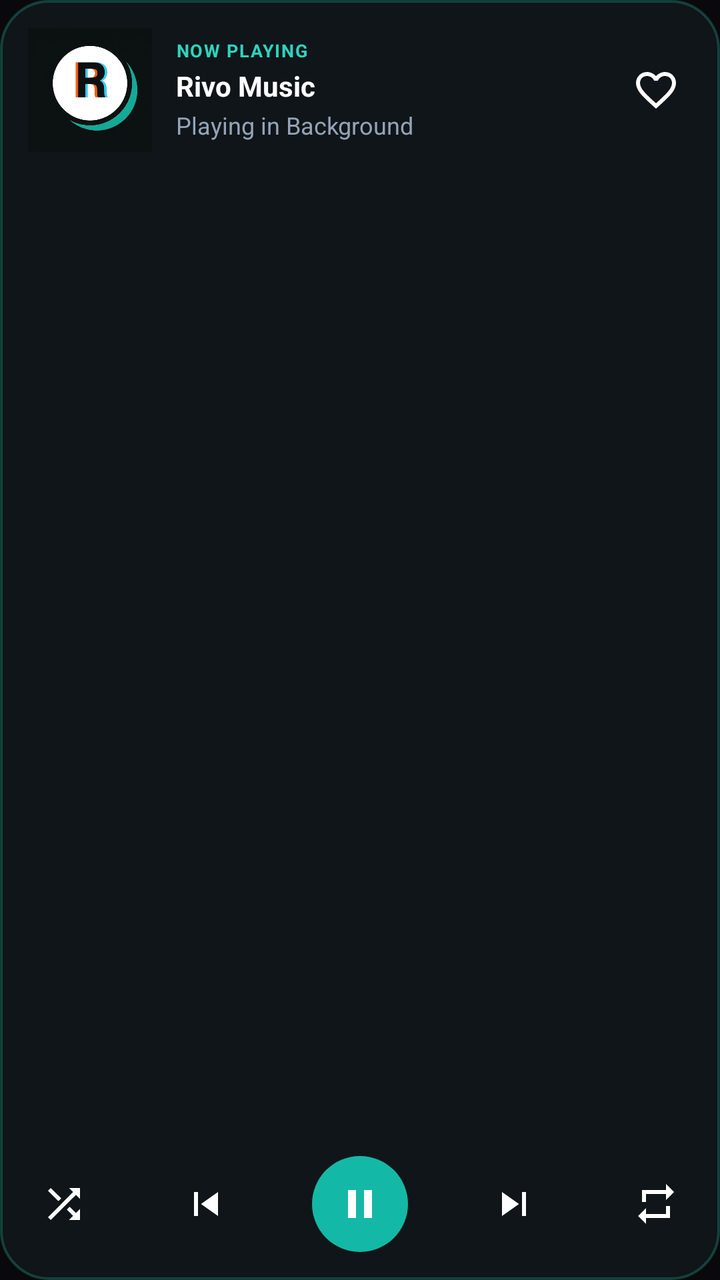
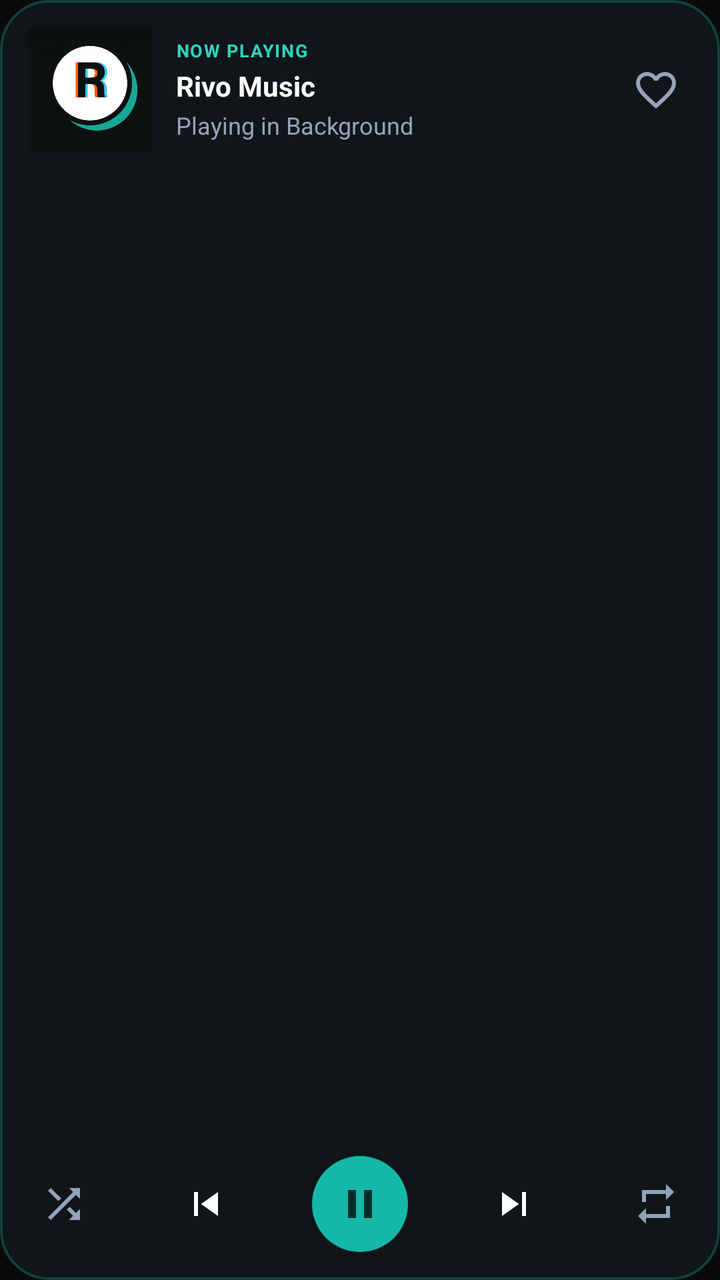

Screens rendered from an Android XML layout before and after an edit, with the pre-edit source and the edit as a unified diff.
<!-- AndroidManifest.xml: application theme AppTheme -->
<!-- res/layout/widget_4x2.xml -->
<?xml version="1.0" encoding="utf-8"?>
<LinearLayout xmlns:android="http://schemas.android.com/apk/res/android"
    android:layout_width="match_parent"
    android:layout_height="match_parent"
    android:orientation="vertical"
    android:background="@drawable/widget_bg_4x2"
    android:padding="14dp">

    
    <LinearLayout
        android:layout_width="match_parent"
        android:layout_height="wrap_content"
        android:orientation="horizontal"
        android:gravity="center_vertical">

        <ImageView
            android:id="@+id/widget_42_art"
            android:layout_width="62dp"
            android:layout_height="62dp"
            android:scaleType="centerCrop"
            android:background="#162329"
            android:src="@drawable/logo"
            android:contentDescription="Album Art" />

        <LinearLayout
            android:layout_width="0dp"
            android:layout_height="wrap_content"
            android:layout_weight="1"
            android:orientation="vertical"
            android:paddingStart="12dp"
            android:paddingEnd="8dp">

            <TextView
                android:layout_width="wrap_content"
                android:layout_height="wrap_content"
                android:text="NOW PLAYING"
                android:textSize="9sp"
                android:textStyle="bold"
                android:textColor="#2dd4bf"
                android:letterSpacing="0.06" />

            <TextView
                android:id="@+id/widget_42_title"
                android:layout_width="match_parent"
                android:layout_height="wrap_content"
                android:text="Rivo Music"
                android:textSize="14sp"
                android:textStyle="bold"
                android:textColor="#FFFFFF"
                android:singleLine="true"
                android:ellipsize="end"
                android:layout_marginTop="2dp" />

            <TextView
                android:id="@+id/widget_42_artist"
                android:layout_width="match_parent"
                android:layout_height="wrap_content"
                android:text="Playing in Background"
                android:textSize="12sp"
                android:textColor="#94a3b8"
                android:singleLine="true"
                android:ellipsize="end"
                android:layout_marginTop="2dp" />
        </LinearLayout>

        <ImageButton
            android:id="@+id/widget_42_btn_like"
            android:layout_width="36dp"
            android:layout_height="36dp"
            android:src="@drawable/ic_notification_like"
            android:background="?android:attr/selectableItemBackgroundBorderless"
            android:contentDescription="Favorite" />
    </LinearLayout>

    <Space
        android:layout_width="match_parent"
        android:layout_height="0dp"
        android:layout_weight="1" />

    
    <LinearLayout
        android:layout_width="match_parent"
        android:layout_height="wrap_content"
        android:orientation="horizontal"
        android:gravity="center_vertical"
        android:layout_marginTop="8dp">

        <ImageButton
            android:id="@+id/widget_42_btn_shuffle"
            android:layout_width="36dp"
            android:layout_height="36dp"
            android:src="@drawable/ic_notification_shuffle"
            android:background="?android:attr/selectableItemBackgroundBorderless"
            android:contentDescription="Shuffle" />

        <Space
            android:layout_width="0dp"
            android:layout_height="1dp"
            android:layout_weight="1" />

        <ImageButton
            android:id="@+id/widget_42_btn_prev"
            android:layout_width="40dp"
            android:layout_height="40dp"
            android:src="@drawable/ic_notification_prev"
            android:background="?android:attr/selectableItemBackgroundBorderless"
            android:contentDescription="Previous" />

        <Space
            android:layout_width="0dp"
            android:layout_height="1dp"
            android:layout_weight="1" />

        <ImageButton
            android:id="@+id/widget_42_btn_play_pause"
            android:layout_width="48dp"
            android:layout_height="48dp"
            android:src="@drawable/ic_notification_pause"
            android:background="@drawable/lock_play_circle"
            android:contentDescription="Play/Pause" />

        <Space
            android:layout_width="0dp"
            android:layout_height="1dp"
            android:layout_weight="1" />

        <ImageButton
            android:id="@+id/widget_42_btn_next"
            android:layout_width="40dp"
            android:layout_height="40dp"
            android:src="@drawable/ic_notification_next"
            android:background="?android:attr/selectableItemBackgroundBorderless"
            android:contentDescription="Next" />

        <Space
            android:layout_width="0dp"
            android:layout_height="1dp"
            android:layout_weight="1" />

        <ImageButton
            android:id="@+id/widget_42_btn_repeat"
            android:layout_width="36dp"
            android:layout_height="36dp"
            android:src="@drawable/ic_notification_repeat"
            android:background="?android:attr/selectableItemBackgroundBorderless"
            android:contentDescription="Repeat" />
    </LinearLayout>

</LinearLayout>
<!-- resources referenced by this layout -->
<resources>
  <!-- drawable ic_notification_like (drawable) -->
  <vector xmlns:android="http://schemas.android.com/apk/res/android"
      android:width="24dp"
      android:height="24dp"
      android:viewportWidth="24"
      android:viewportHeight="24">
    <path
        android:fillColor="#FFFFFFFF"
        android:pathData="M12,21.35l-1.45,-1.32C5.4,15.36 2,12.28 2,8.5 2,5.42 4.42,3 7.5,3c1.74,0 3.41,0.81 4.5,2.09C13.09,3.81 14.76,3 16.5,3 19.58,3 22,5.42 22,8.5c0,3.78 -3.4,6.86 -8.55,11.54L12,21.35zM12.1,18.55C16.85,14.24 20,11.39 20,8.5 20,6.5 18.5,5 16.5,5c-1.54,0 -3.04,0.99 -3.57,2.36h-1.87C10.54,5.99 9.04,5 7.5,5 5.5,5 4,6.5 4,8.5c0,2.89 3.15,5.74 7.9,10.05l0.2,0.18 0.2,-0.18z"/>
  </vector>
  <!-- drawable ic_notification_next (drawable) -->
  <vector xmlns:android="http://schemas.android.com/apk/res/android"
      android:width="24dp"
      android:height="24dp"
      android:viewportWidth="24"
      android:viewportHeight="24">
    <path
        android:fillColor="#FFFFFFFF"
        android:pathData="M6,18l8.5,-6L6,6v12zm10,-12v12h2V6h-2z"/>
  </vector>
  <!-- drawable ic_notification_pause (drawable) -->
  <vector xmlns:android="http://schemas.android.com/apk/res/android"
      android:width="24dp"
      android:height="24dp"
      android:viewportWidth="24"
      android:viewportHeight="24">
    <path
        android:fillColor="#FFFFFFFF"
        android:pathData="M6,5h4v14H6V5zm8,0h4v14h-4V5z"/>
  </vector>
  <!-- drawable ic_notification_prev (drawable) -->
  <vector xmlns:android="http://schemas.android.com/apk/res/android"
      android:width="24dp"
      android:height="24dp"
      android:viewportWidth="24"
      android:viewportHeight="24">
    <path
        android:fillColor="#FFFFFFFF"
        android:pathData="M6,6h2v12H6V6zm3.5,6l8.5,6V6l-8.5,6z"/>
  </vector>
  <!-- drawable ic_notification_repeat (drawable) -->
  <vector xmlns:android="http://schemas.android.com/apk/res/android"
      android:width="24dp"
      android:height="24dp"
      android:viewportWidth="24"
      android:viewportHeight="24">
    <path
        android:fillColor="#FFFFFFFF"
        android:pathData="M7,7h10v3l4,-4 -4,-4v3H5v6h2V7zm10,10H7v-3l-4,4 4,4v-3h12v-6h-2v4z"/>
  </vector>
  <!-- drawable ic_notification_shuffle (drawable) -->
  <vector xmlns:android="http://schemas.android.com/apk/res/android"
      android:width="24dp"
      android:height="24dp"
      android:viewportWidth="24"
      android:viewportHeight="24">
    <path
        android:fillColor="#FFFFFFFF"
        android:pathData="M10.59,9.17L5.41,4 4,5.41l5.17,5.17 1.42,-1.41zM14.5,4l2.04,2.04L4,18.59 5.41,20 17.96,7.46 20,9.5V4h-5.5zm0.33,9.41l-1.41,1.41 3.13,3.13L14.5,20H20v-5.5l-2.04,2.04 -3.13,-3.13z"/>
  </vector>
  <!-- drawable lock_play_circle (drawable) -->
  <?xml version="1.0" encoding="utf-8"?>
  <shape xmlns:android="http://schemas.android.com/apk/res/android"
      android:shape="oval">
      <solid android:color="#14b8a6" />
  </shape>
  <!-- drawable widget_bg_4x2 (drawable) -->
  <?xml version="1.0" encoding="utf-8"?>
  <shape xmlns:android="http://schemas.android.com/apk/res/android"
      android:shape="rectangle">
      <corners android:radius="24dp" />
      <solid android:color="#F00f1619" />
      <stroke android:width="1.2dp" android:color="#402dd4bf" />
  </shape>
  <style name="AppTheme" parent="Theme.AppCompat.DayNight.NoActionBar">
      <item name="android:textColor">@android:color/white</item>
      <item name="android:editTextStyle">@style/ResetEditText</item>
      <item name="android:editTextBackground">@drawable/rn_edit_text_material</item>
      <item name="colorPrimary">@color/colorPrimary</item>
      <item name="android:statusBarColor">#09090b</item>
      <item name="android:windowBackground">#09090b</item>
    </style>
  <style name="ResetEditText" parent="@android:style/Widget.EditText">
      <item name="android:padding">0dp</item>
      <item name="android:textColorHint">#c8c8c8</item>
      <item name="android:textColor">@android:color/white</item>
    </style>
  <color name="colorPrimary">#17a398</color>
  <!-- unchanged entries left out for length: 2 -->
</resources>

<!-- the commit's change to res/layout/widget_4x2.xml (unified diff, before → after) -->
@@ -67,12 +67,12 @@
             android:id="@+id/widget_42_btn_like"
             android:layout_width="36dp"
             android:layout_height="36dp"
-            android:src="@drawable/ic_notification_like"
+            android:src="@drawable/ic_widget_like_off"
             android:background="?android:attr/selectableItemBackgroundBorderless"
             android:contentDescription="Favorite" />
     </LinearLayout>
 
-    <Space
+    <FrameLayout
         android:layout_width="match_parent"
         android:layout_height="0dp"
         android:layout_weight="1" />
@@ -89,11 +89,11 @@
             android:id="@+id/widget_42_btn_shuffle"
             android:layout_width="36dp"
             android:layout_height="36dp"
-            android:src="@drawable/ic_notification_shuffle"
+            android:src="@drawable/ic_widget_shuffle_off"
             android:background="?android:attr/selectableItemBackgroundBorderless"
             android:contentDescription="Shuffle" />
 
-        <Space
+        <FrameLayout
             android:layout_width="0dp"
             android:layout_height="1dp"
             android:layout_weight="1" />
@@ -106,7 +106,7 @@
             android:background="?android:attr/selectableItemBackgroundBorderless"
             android:contentDescription="Previous" />
 
-        <Space
+        <FrameLayout
             android:layout_width="0dp"
             android:layout_height="1dp"
             android:layout_weight="1" />
@@ -115,11 +115,11 @@
             android:id="@+id/widget_42_btn_play_pause"
             android:layout_width="48dp"
             android:layout_height="48dp"
-            android:src="@drawable/ic_notification_pause"
+            android:src="@drawable/ic_widget_pause_dark"
             android:background="@drawable/lock_play_circle"
             android:contentDescription="Play/Pause" />
 
-        <Space
+        <FrameLayout
             android:layout_width="0dp"
             android:layout_height="1dp"
             android:layout_weight="1" />
@@ -132,7 +132,7 @@
             android:background="?android:attr/selectableItemBackgroundBorderless"
             android:contentDescription="Next" />
 
-        <Space
+        <FrameLayout
             android:layout_width="0dp"
             android:layout_height="1dp"
             android:layout_weight="1" />
@@ -141,7 +141,7 @@
             android:id="@+id/widget_42_btn_repeat"
             android:layout_width="36dp"
             android:layout_height="36dp"
-            android:src="@drawable/ic_notification_repeat"
+            android:src="@drawable/ic_widget_repeat_off"
             android:background="?android:attr/selectableItemBackgroundBorderless"
             android:contentDescription="Repeat" />
     </LinearLayout>
<!-- resource entries referenced after the edit -->
@@ -1,15 +1,5 @@
 <!-- resources referenced by this layout -->
 <resources>
-  <!-- drawable ic_notification_like (drawable) -->
-  <vector xmlns:android="http://schemas.android.com/apk/res/android"
-      android:width="24dp"
-      android:height="24dp"
-      android:viewportWidth="24"
-      android:viewportHeight="24">
-    <path
-        android:fillColor="#FFFFFFFF"
-        android:pathData="M12,21.35l-1.45,-1.32C5.4,15.36 2,12.28 2,8.5 2,5.42 4.42,3 7.5,3c1.74,0 3.41,0.81 4.5,2.09C13.09,3.81 14.76,3 16.5,3 19.58,3 22,5.42 22,8.5c0,3.78 -3.4,6.86 -8.55,11.54L12,21.35zM12.1,18.55C16.85,14.24 20,11.39 20,8.5 20,6.5 18.5,5 16.5,5c-1.54,0 -3.04,0.99 -3.57,2.36h-1.87C10.54,5.99 9.04,5 7.5,5 5.5,5 4,6.5 4,8.5c0,2.89 3.15,5.74 7.9,10.05l0.2,0.18 0.2,-0.18z"/>
-  </vector>
   <!-- drawable ic_notification_next (drawable) -->
   <vector xmlns:android="http://schemas.android.com/apk/res/android"
       android:width="24dp"
@@ -19,16 +9,6 @@
     <path
         android:fillColor="#FFFFFFFF"
         android:pathData="M6,18l8.5,-6L6,6v12zm10,-12v12h2V6h-2z"/>
-  </vector>
-  <!-- drawable ic_notification_pause (drawable) -->
-  <vector xmlns:android="http://schemas.android.com/apk/res/android"
-      android:width="24dp"
-      android:height="24dp"
-      android:viewportWidth="24"
-      android:viewportHeight="24">
-    <path
-        android:fillColor="#FFFFFFFF"
-        android:pathData="M6,5h4v14H6V5zm8,0h4v14h-4V5z"/>
   </vector>
   <!-- drawable ic_notification_prev (drawable) -->
   <vector xmlns:android="http://schemas.android.com/apk/res/android"
@@ -40,24 +20,44 @@
         android:fillColor="#FFFFFFFF"
         android:pathData="M6,6h2v12H6V6zm3.5,6l8.5,6V6l-8.5,6z"/>
   </vector>
-  <!-- drawable ic_notification_repeat (drawable) -->
+  <!-- drawable ic_widget_like_off (drawable) -->
   <vector xmlns:android="http://schemas.android.com/apk/res/android"
       android:width="24dp"
       android:height="24dp"
       android:viewportWidth="24"
       android:viewportHeight="24">
     <path
-        android:fillColor="#FFFFFFFF"
-        android:pathData="M7,7h10v3l4,-4 -4,-4v3H5v6h2V7zm10,10H7v-3l-4,4 4,4v-3h12v-6h-2v4z"/>
+        android:fillColor="#FF94A3B8"
+        android:pathData="M12,21.35l-1.45,-1.32C5.4,15.36 2,12.28 2,8.5 2,5.42 4.42,3 7.5,3c1.74,0 3.41,0.81 4.5,2.09C13.09,3.81 14.76,3 16.5,3 19.58,3 22,5.42 22,8.5c0,3.78 -3.4,6.86 -8.55,11.54L12,21.35zM12.1,18.55C16.85,14.24 20,11.39 20,8.5 20,6.5 18.5,5 16.5,5c-1.54,0 -3.04,0.99 -3.57,2.36h-1.87C10.54,5.99 9.04,5 7.5,5 5.5,5 4,6.5 4,8.5c0,2.89 3.15,5.74 7.9,10.05l0.2,0.18 0.2,-0.18z"/>
   </vector>
-  <!-- drawable ic_notification_shuffle (drawable) -->
+  <!-- drawable ic_widget_pause_dark (drawable) -->
   <vector xmlns:android="http://schemas.android.com/apk/res/android"
       android:width="24dp"
       android:height="24dp"
       android:viewportWidth="24"
       android:viewportHeight="24">
     <path
-        android:fillColor="#FFFFFFFF"
+        android:fillColor="#FF042F2E"
+        android:pathData="M6,5h4v14H6V5zm8,0h4v14h-4V5z"/>
+  </vector>
+  <!-- drawable ic_widget_repeat_off (drawable) -->
+  <vector xmlns:android="http://schemas.android.com/apk/res/android"
+      android:width="24dp"
+      android:height="24dp"
+      android:viewportWidth="24"
+      android:viewportHeight="24">
+    <path
+        android:fillColor="#FF94A3B8"
+        android:pathData="M7,7h10v3l4,-4 -4,-4v3H5v6h2V7zm10,10H7v-3l-4,4 4,4v-3h12v-6h-2v4z"/>
+  </vector>
+  <!-- drawable ic_widget_shuffle_off (drawable) -->
+  <vector xmlns:android="http://schemas.android.com/apk/res/android"
+      android:width="24dp"
+      android:height="24dp"
+      android:viewportWidth="24"
+      android:viewportHeight="24">
+    <path
+        android:fillColor="#FF94A3B8"
         android:pathData="M10.59,9.17L5.41,4 4,5.41l5.17,5.17 1.42,-1.41zM14.5,4l2.04,2.04L4,18.59 5.41,20 17.96,7.46 20,9.5V4h-5.5zm0.33,9.41l-1.41,1.41 3.13,3.13L14.5,20H20v-5.5l-2.04,2.04 -3.13,-3.13z"/>
   </vector>
   <!-- drawable lock_play_circle (drawable) -->
